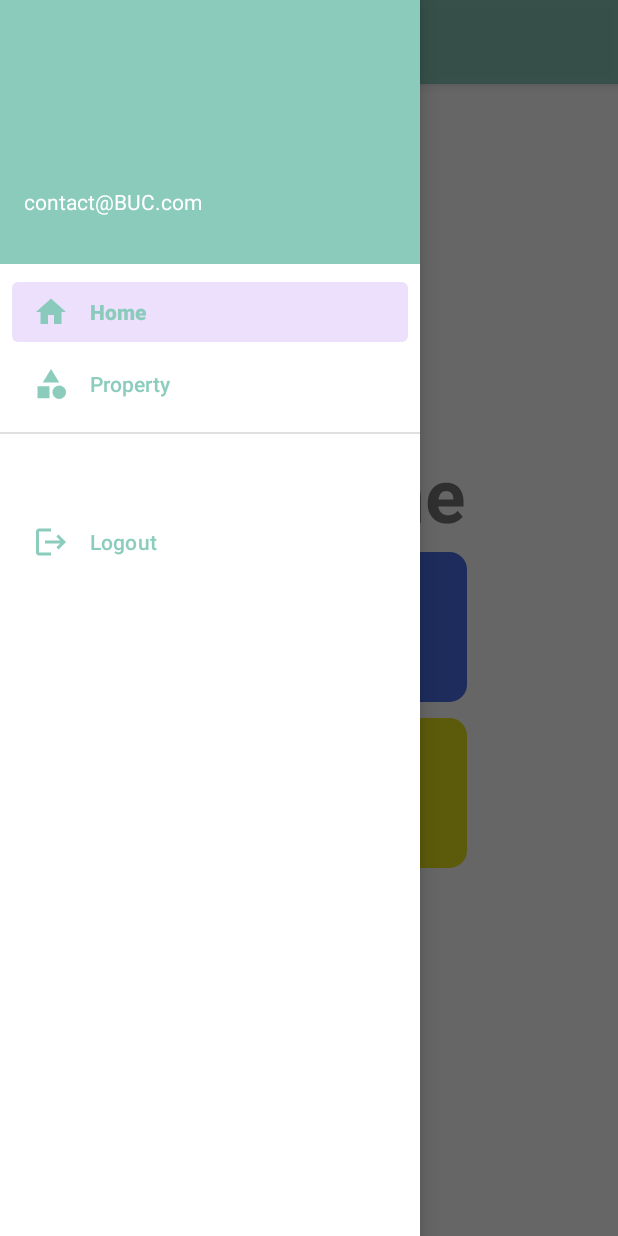
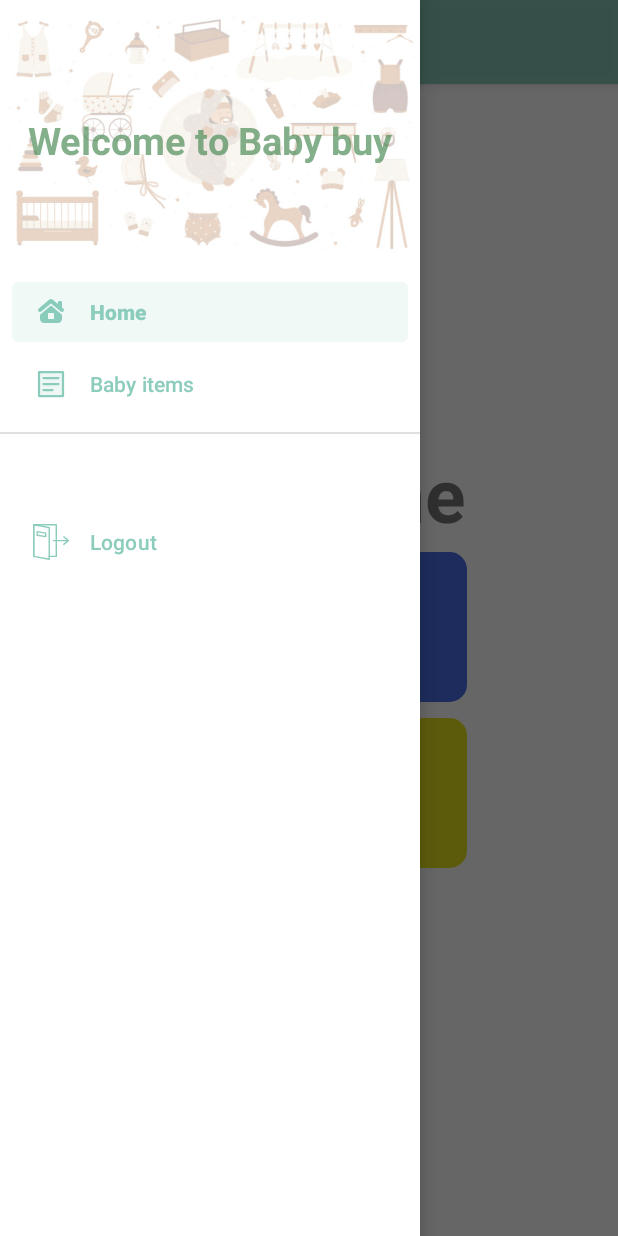
Before and after one commit to mhkhizil/BabyProductListingAppUsingJava, an Android app: the dashboardActivity screen opened directly, with no data from a screen before it, with the side drawer open, on a phone screen of 412 x 824 dp. Run offline under Robolectric (Android 15) with nearby library versions, the phone set to English and light mode, and no system bars; 2 statements that could not run were skipped.

Commit message:
finished dashboard section

```diff
--- /dev/null
+++ b/app/src/main/res/drawable/custom_list_icon.xml
@@ -0,0 +1,18 @@
+<vector xmlns:android="http://schemas.android.com/apk/res/android"
+    android:width="800dp"
+    android:height="800dp"
+    android:viewportWidth="24"
+    android:viewportHeight="24">
+  <path
+      android:pathData="M20,4H4V20H20V4Z"
+      android:strokeAlpha="0.15"
+      android:fillColor="#000000"
+      android:fillAlpha="0.15"/>
+  <path
+      android:pathData="M7,8H17M7,12H17M7,16H13M4,4H20V20H4V4Z"
+      android:strokeLineJoin="round"
+      android:strokeWidth="1.5"
+      android:fillColor="#00000000"
+      android:strokeColor="#000000"
+      android:strokeLineCap="round"/>
+</vector>
--- /dev/null
+++ b/app/src/main/res/drawable/custom_logout_icon.xml
@@ -0,0 +1,41 @@
+<vector xmlns:android="http://schemas.android.com/apk/res/android"
+    android:width="800dp"
+    android:height="800dp"
+    android:viewportWidth="512"
+    android:viewportHeight="512">
+  <path
+      android:pathData="M291.14,235.91L502,235.91"
+      android:strokeLineJoin="round"
+      android:strokeWidth="20"
+      android:fillColor="#00000000"
+      android:strokeColor="#000000"
+      android:strokeLineCap="round"/>
+  <path
+      android:pathData="M437.83,182.44l64.17,53.47l-64.17,53.48"
+      android:strokeLineJoin="round"
+      android:strokeWidth="20"
+      android:fillColor="#00000000"
+      android:strokeColor="#000000"
+      android:strokeLineCap="round"/>
+  <path
+      android:pathData="M10,460.54l0,-449.25l321.31,0l0,449.25l-100.41,0"
+      android:strokeLineJoin="round"
+      android:strokeWidth="20"
+      android:fillColor="#00000000"
+      android:strokeColor="#000000"
+      android:strokeLineCap="round"/>
+  <path
+      android:pathData="M230.9,500.7l-220.9,-40.16l0,-449.25l220.9,40.16l0,449.25z"
+      android:strokeLineJoin="round"
+      android:strokeWidth="20"
+      android:fillColor="#00000000"
+      android:strokeColor="#000000"
+      android:strokeLineCap="round"/>
+  <path
+      android:pathData="M180.69,179.39l-120.49,-20.08l0,-50.2l120.49,20.08l0,50.2z"
+      android:strokeLineJoin="round"
+      android:strokeWidth="20"
+      android:fillColor="#00000000"
+      android:strokeColor="#000000"
+      android:strokeLineCap="round"/>
+</vector>
--- /dev/null
+++ b/app/src/main/res/drawable/home3.xml
@@ -0,0 +1,9 @@
+<vector xmlns:android="http://schemas.android.com/apk/res/android"
+    android:width="64dp"
+    android:height="64dp"
+    android:viewportWidth="72"
+    android:viewportHeight="72">
+  <path
+      android:fillColor="#FF000000"
+      android:pathData="M36,10C34.861,10 33.723,10.387 32.795,11.162L11.518,28.941C10.053,30.165 9.552,32.27 10.461,33.949C11.712,36.258 14.661,36.74 16.564,35.148L35.359,19.445C35.73,19.135 36.27,19.135 36.641,19.445L55.436,35.148C56.184,35.774 57.093,36.078 57.998,36.078C59.171,36.078 60.334,35.567 61.127,34.574C62.504,32.85 62.113,30.304 60.42,28.889L58,26.867L58,16.668C58,15.195 56.806,14 55.334,14L52.668,14C51.195,14 50,15.195 50,16.668L50,20.182L39.205,11.162C38.277,10.387 37.139,10 36,10zM35.996,22.926L13.996,41.303L13.996,50C13.996,54.418 17.578,58 21.996,58L49.996,58C54.414,58 57.996,54.418 57.996,50L57.996,41.303L35.996,22.926zM32,38L40,38C41.105,38 42,38.895 42,40L42,50L30,50L30,40C30,38.895 30.895,38 32,38z"/>
+</vector>
--- a/app/src/main/res/layout/nav_header.xml
+++ b/app/src/main/res/layout/nav_header.xml
@@ -1,9 +1,19 @@
-<?xml version="1.0" encoding="utf-8"?>
-<LinearLayout xmlns:android="http://schemas.android.com/apk/res/android"
+<FrameLayout xmlns:android="http://schemas.android.com/apk/res/android"
     android:layout_width="match_parent"
-    android:layout_height="176dp"
-    android:background="#F285C9B8"
-    android:gravity="bottom"
+    android:layout_height="176dp">
+
+    <ImageView
+        android:layout_width="match_parent"
+        android:layout_height="match_parent"
+        android:scaleType="centerCrop"
+        android:src="@drawable/listingimage3"
+        android:alpha="0.3"/>
+
+    <LinearLayout
+        android:layout_width="wrap_content"
+        android:layout_height="wrap_content"
+        android:layout_gravity="center"
+        android:gravity="center"
         android:orientation="vertical"
         android:padding="16dp"
         android:theme="@style/ThemeOverlay.AppCompat.Dark">
@@ -12,18 +22,23 @@
             android:id="@+id/name_of_the_user"
             android:layout_width="wrap_content"
             android:layout_height="wrap_content"
-        android:text="BUC Rental Application"
             android:textAlignment="center"
-        android:textColor="@color/white"
+            android:textColor="@color/mid_green"
             android:textSize="20dp"
-        android:textStyle="bold" />
+            android:textStyle="bold"
+            android:alpha="0.7"
+            />
 
         <TextView
             android:layout_width="wrap_content"
             android:layout_height="wrap_content"
             android:layout_marginBottom="16dp"
-        android:text="contact@BUC.com"
-        android:textColor="@color/white"
-        android:textSize="14sp" />
+            android:text="Welcome to Baby buy"
+            android:textColor="@color/mid_green"
+            android:textSize="25dp"
+            android:textStyle="bold"
+            android:alpha="0.7"
+            />
+    </LinearLayout>
 
-</LinearLayout>
+</FrameLayout>
--- a/app/src/main/res/menu/nav_menu.xml
+++ b/app/src/main/res/menu/nav_menu.xml
@@ -10,14 +10,14 @@
         >
         <item
             android:id="@+id/nav_home"
-            android:icon="@drawable/baseline_home_24"
+            android:icon="@drawable/home3"
             android:title="Home"
             />
 
         <item
             android:id="@+id/nav_property"
-            android:icon="@drawable/baseline_category_24"
-            android:title="Property"/>
+            android:icon="@drawable/custom_list_icon"
+            android:title="Baby items"/>
     </group>
 
     <item
@@ -25,7 +25,7 @@
         <menu>
             <item
                 android:id="@+id/nav_logout"
-                android:icon="@drawable/baseline_logout_24"
+                android:icon="@drawable/custom_logout_icon"
                 android:title="Logout"/>
         </menu>
     </item>
--- a/app/src/main/res/values/colors.xml
+++ b/app/src/main/res/values/colors.xml
@@ -1,6 +1,7 @@
 <?xml version="1.0" encoding="utf-8"?>
 <resources>
     <color name="bluish_green">#F285C9B8</color>
+    <color name="mid_green">#4d8c57 </color>
     <color name="purple_200">#FFBB86FC</color>
     <color name="purple_500">#FF6200EE</color>
     <color name="purple_700">#FF3700B3</color>
--- a/app/src/main/res/values/themes.xml
+++ b/app/src/main/res/values/themes.xml
@@ -2,13 +2,13 @@
     <!-- Base application theme. -->
     <style name="Theme.Assignment" parent="Theme.MaterialComponents.DayNight.DarkActionBar">
         <!-- Primary brand color. -->
-        <item name="colorPrimary">@color/purple_500</item>
-        <item name="colorPrimaryVariant">@color/purple_700</item>
+        <item name="colorPrimary">@color/bluish_green</item>
+        <item name="colorPrimaryVariant">@color/bluish_green</item>
         <item name="colorOnPrimary">@color/white</item>
         <!-- Secondary brand color. -->
-        <item name="colorSecondary">@color/teal_200</item>
-        <item name="colorSecondaryVariant">@color/teal_700</item>
-        <item name="colorOnSecondary">@color/black</item>
+        <item name="colorSecondary">@color/bluish_green</item>
+        <item name="colorSecondaryVariant">@color/bluish_green</item>
+        <item name="colorOnSecondary">@color/bluish_green</item>
         <!-- Status bar color. -->
         <item name="android:statusBarColor">?attr/colorPrimaryVariant</item>
         <item name="windowActionBar">false</item>
@@ -22,7 +22,7 @@
     </style>
 
     <style name="TextLabel.Hint" parent="TextAppearance.MaterialComponents.Caption">
-        <item name="android:textColor">@color/purple_200</item>
+        <item name="android:textColor">@color/bluish_green</item>
         <item name="android:textSize">12sp</item>
     </style>
 
```
Also changed, not shown: app/src/main/res/drawable/listingimage.jpg (added), app/src/main/res/drawable/listingimage2.jpg (added), app/src/main/res/drawable/listingimage3.jpg (added). Lines whose indentation alone changed are shown as unchanged.
